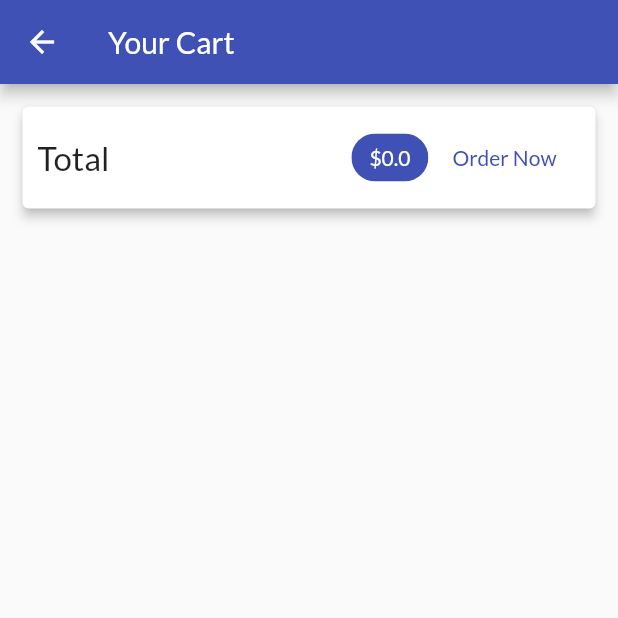
After one commit to ajayy004/hello-flutter, a Flutter app: the CartScreen screen opened by its route, on a phone screen of 412 x 824 dp, the top half of it. The commit adds this screen. Run offline on Flutter 3.47's test engine with Material 2 defaults, Android fonts, the phone set to English and light mode, and no system bars; network calls fail.

Commit message:
added cart view

```diff
--- a/flutter/shop_app/lib/main.dart
+++ b/flutter/shop_app/lib/main.dart
@@ -1,5 +1,6 @@
 import 'package:flutter/material.dart';
 import 'package:provider/provider.dart';
+import 'package:shop_app/screens/cart_screen.dart';
 
 import './screens/product_overview.dart';
 import './screens/product_detail.dart';
@@ -33,6 +34,7 @@ class MyApp extends StatelessWidget {
         home: ProductOverViewScreen(),
         routes: {
           ProductDetailScreen.routeName: (ctx) => ProductDetailScreen(),
+          CartScreen.routeName: (ctx) => CartScreen()
         },
       ),
     );
--- a/flutter/shop_app/lib/providers/cart.dart
+++ b/flutter/shop_app/lib/providers/cart.dart
@@ -23,6 +23,14 @@ class Cart with ChangeNotifier {
 
   int get cartItemCount {
     return _items.length;
+  }
+
+  double get totalAmount {
+    double total = 0.0;
+    _items.forEach((key, cartItem) {
+      total += cartItem.price * cartItem.quantity;
+    });
+    return total;
   }
 
   void addItem(
--- /dev/null
+++ b/flutter/shop_app/lib/screens/cart_screen.dart
@@ -0,0 +1,70 @@
+import 'package:flutter/material.dart';
+import 'package:provider/provider.dart';
+
+import '../providers/cart.dart' show Cart; //will import only Cart class
+import '../widgets/cart_item.dart' as ci;
+
+class CartScreen extends StatelessWidget {
+  static const routeName = '/cart';
+
+  @override
+  Widget build(BuildContext context) {
+    final cartProvider = Provider.of<Cart>(context);
+    final cartItemsValue = cartProvider.items.values.toList();
+
+    return Scaffold(
+      appBar: AppBar(
+        title: const Text('Your Cart'),
+      ),
+      body: Column(
+        children: <Widget>[
+          Card(
+            margin: EdgeInsets.all(15),
+            elevation: 3,
+            child: Padding(
+              padding: EdgeInsets.all(10),
+              child: Row(
+                mainAxisAlignment: MainAxisAlignment.spaceBetween,
+                children: <Widget>[
+                  Text(
+                    'Total',
+                    style: TextStyle(fontSize: 22),
+                  ),
+                  Spacer(),
+                  Chip(
+                    label: Text(
+                      '\$${cartProvider.totalAmount}',
+                      style: TextStyle(
+                        color: Colors.white,
+                      ),
+                    ),
+                    backgroundColor: Theme.of(context).primaryColor,
+                  ),
+                  FlatButton(
+                    child: Text('Order Now'),
+                    textColor: Theme.of(context).primaryColor,
+                    onPressed: () {},
+                  )
+                ],
+              ),
+            ),
+          ),
+          SizedBox(
+            height: 10,
+          ),
+          Expanded(
+            child: ListView.builder(
+              itemCount: cartProvider.items.length,
+              itemBuilder: (ctx, i) => ci.CartItem(
+                cartItemsValue[i].id,
+                cartItemsValue[i].title,
+                cartItemsValue[i].price,
+                cartItemsValue[i].quantity,
+              ),
+            ),
+          )
+        ],
+      ),
+    );
+  }
+}
--- a/flutter/shop_app/lib/screens/product_overview.dart
+++ b/flutter/shop_app/lib/screens/product_overview.dart
@@ -2,6 +2,7 @@ import 'package:flutter/material.dart';
 import 'package:flutter/src/widgets/framework.dart';
 
 import 'package:provider/provider.dart';
+import 'package:shop_app/screens/cart_screen.dart';
 import '../providers/cart.dart';
 
 import '../widgets/product_grid.dart';
@@ -26,7 +27,9 @@ class _ProductOverViewScreenState extends State<ProductOverViewScreen> {
         title: Text('MyShop'),
         actions: <Widget>[
           IconButton(
-            onPressed: () {},
+            onPressed: () {
+              Navigator.of(context).pushNamed(CartScreen.routeName);
+            },
             icon: Icon(
               Icons.shopping_cart,
               color: Colors.white,
```
Also changed, not shown: flutter/shop_app/lib/widgets/cart_item.dart (added, +41 -0 lines).
